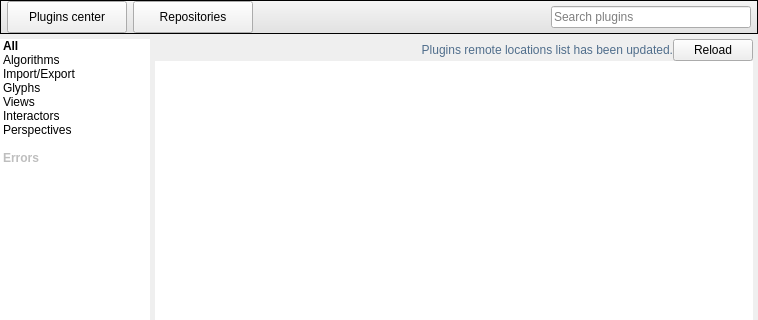
Above: software/tulip/designer/PluginsCenter.ui from vadivelselvaraj/TulipGLImprovement before the change; both pictures show x 0 to 758 and y 0 to 320 of the 758 by 487 pixel window. Below: the same form after it.
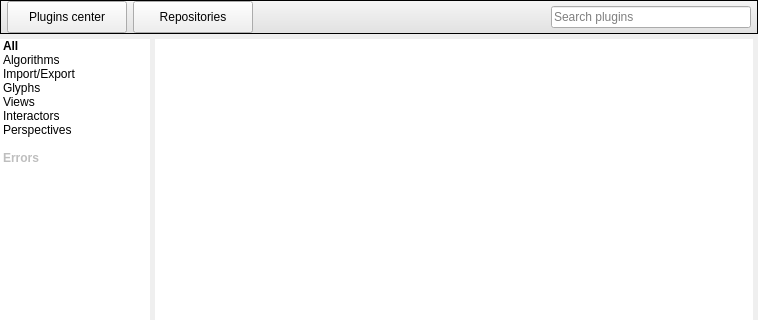
That is the form after the change. The open tabs and pages were chosen to show the change. Icons and pictures are not drawn. Custom widgets are drawn as their Qt base class.

Commit message: Some polish regarding plugin center

```diff
--- a/software/tulip/designer/PluginsCenter.ui
+++ b/software/tulip/designer/PluginsCenter.ui
@@ -561,50 +561,6 @@
          <property name="bottomMargin">
           <number>0</number>
          </property>
-         <item>
-          <widget class="QFrame" name="pluginsListTopFrame">
-           <layout class="QHBoxLayout" name="horizontalLayout_2">
-            <property name="spacing">
-             <number>0</number>
-            </property>
-            <property name="margin">
-             <number>0</number>
-            </property>
-            <item>
-             <widget class="QLabel" name="pluginsListTopLabel">
-              <property name="sizePolicy">
-               <sizepolicy hsizetype="Expanding" vsizetype="Preferred">
-                <horstretch>0</horstretch>
-                <verstretch>0</verstretch>
-               </sizepolicy>
-              </property>
-              <property name="styleSheet">
-               <string notr="true">#pluginsListTopLabel {
-color: rgba(80,110,140);
-}</string>
-              </property>
-              <property name="text">
-               <string>Plugins remote locations list has been updated.</string>
-              </property>
-              <property name="alignment">
-               <set>Qt::AlignRight|Qt::AlignTrailing|Qt::AlignVCenter</set>
-              </property>
-             </widget>
-            </item>
-            <item>
-             <widget class="QPushButton" name="reloadListButton">
-              <property name="text">
-               <string>Reload</string>
-              </property>
-              <property name="icon">
-               <iconset resource="../resources/TulipAgent.qrc">
-                <normaloff>:/tulip/app/icons/16/view-refresh.png</normaloff>:/tulip/app/icons/16/view-refresh.png</iconset>
-              </property>
-             </widget>
-            </item>
-           </layout>
-          </widget>
-         </item>
          <item>
           <widget class="QScrollArea" name="pluginsSearchList">
            <property name="sizePolicy">
@@ -637,7 +593,7 @@
               <x>0</x>
               <y>0</y>
               <width>592</width>
-              <height>411</height>
+              <height>436</height>
              </rect>
             </property>
            </widget>
```
Left out of the diff: 74 changed lines with no effect on the pictures. The commit also changes 11 other files.
